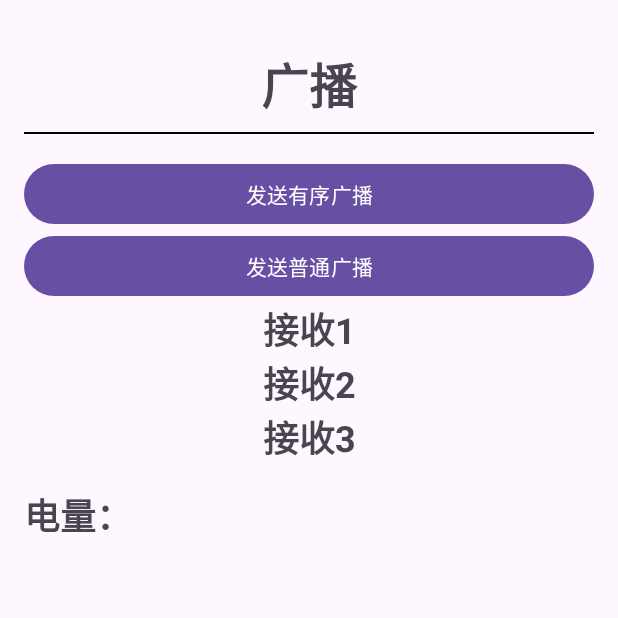
After one commit to NOOB-P/Android_learning, an Android app built with Jetpack Compose: the broadcast screen opened directly, with no data from a screen before it, on a phone screen of 412 x 824 dp, the top half of it. The commit adds this screen. Run offline under Robolectric (Android 15) with nearby library versions, the phone set to English and light mode, and no system bars; network calls fail.

Commit message:
完成第7个案例（广播接收者/收发广播）

```diff
--- a/app/src/main/AndroidManifest.xml
+++ b/app/src/main/AndroidManifest.xml
@@ -15,10 +15,15 @@
         android:supportsRtl="true"
         android:theme="@style/Theme.Android_leraning"
         tools:targetApi="31">
+        <activity
+            android:name=".broadcast"
+            android:exported="false" />
+
         <provider
             android:name=".myContentProvide"
             android:authorities="com.example.android_leraning"
             android:exported="true" />
+
         <activity
             android:name=".data_observer"
             android:exported="false" />
--- a/app/src/main/java/com/example/android_leraning/MainActivity.java
+++ b/app/src/main/java/com/example/android_leraning/MainActivity.java
@@ -58,7 +58,8 @@ public class MainActivity extends AppCompatActivity implements View.OnClickListe
             Intent intent = new Intent(this, data_observer.class);
             startActivity(intent);
         }else if(view.getId() == R.id.Btn_broadcast){
-
+            Intent intent = new Intent(this, broadcast.class);
+            startActivity(intent);
         }else if(view.getId() == R.id.Btn_server){
 
         }
--- /dev/null
+++ b/app/src/main/java/com/example/android_leraning/broadcast.java
@@ -0,0 +1,157 @@
+package com.example.android_leraning;
+
+import android.annotation.SuppressLint;
+import android.content.BroadcastReceiver;
+import android.content.Context;
+import android.content.Intent;
+import android.content.IntentFilter;
+import android.os.BatteryManager;
+import android.os.Bundle;
+import android.os.Handler;
+import android.os.Looper;
+import android.util.Log;
+import android.view.View;
+import android.widget.Toast;
+
+import androidx.activity.EdgeToEdge;
+import androidx.appcompat.app.AppCompatActivity;
+import androidx.core.graphics.Insets;
+import androidx.core.view.ViewCompat;
+import androidx.core.view.WindowInsetsCompat;
+
+import com.example.android_leraning.databinding.ActivityBroadcastBinding;
+
+import kotlinx.coroutines.Delay;
+
+public class broadcast extends AppCompatActivity implements View.OnClickListener {
+
+    ActivityBroadcastBinding binding;
+    MyBatteryReceiver myBatteryReceiver;
+    MyReceiver1 myReceiver1;
+    MyReceiver2 myReceiver2;
+    MyReceiver3 myReceiver3;
+    @SuppressLint("UnspecifiedRegisterReceiverFlag")
+    @Override
+    protected void onCreate(Bundle savedInstanceState) {
+        super.onCreate(savedInstanceState);
+        binding = ActivityBroadcastBinding.inflate(getLayoutInflater());
+        setContentView(binding.getRoot());
+
+        binding.BtnSendBoradcast.setOnClickListener(this);
+        binding.BtnSendOrderBoradcast.setOnClickListener(this);
+
+        myBatteryReceiver = new MyBatteryReceiver();
+        myReceiver1 = new MyReceiver1();
+        myReceiver2 = new MyReceiver2();
+        myReceiver3 = new MyReceiver3();
+
+        //动态注册
+        IntentFilter filterbroadcast = new IntentFilter();
+        filterbroadcast.addAction(Intent.ACTION_BATTERY_CHANGED);
+        filterbroadcast.addAction(Intent.ACTION_BATTERY_OKAY);
+        filterbroadcast.addAction(Intent.ACTION_BATTERY_LOW);
+        registerReceiver(myBatteryReceiver, filterbroadcast);
+
+        IntentFilter filter1 = new IntentFilter();
+        filter1.addAction("my_broadcast");
+        filter1.setPriority(1000);
+        registerReceiver(myReceiver1, filter1);
+
+        IntentFilter filter2 = new IntentFilter();
+        filter2.addAction("my_broadcast");
+        filter2.setPriority(800);
+        registerReceiver(myReceiver2, filter2);
+
+        IntentFilter filter3 = new IntentFilter();
+        filter3.addAction("my_broadcast");
+        filter3.setPriority(500);
+        registerReceiver(myReceiver3, filter3);
+    }
+
+    @Override
+    protected void onDestroy() {
+        super.onDestroy();
+        unregisterReceiver(myBatteryReceiver);
+        unregisterReceiver(myReceiver1);
+        unregisterReceiver(myReceiver2);
+        unregisterReceiver(myReceiver3);
+    }
+
+    @Override
+    public void onClick(View view) {
+
+        if(view.getId() == binding.BtnSendBoradcast.getId()){
+            binding.txt1.setVisibility(View.GONE);
+            binding.txt2.setVisibility(View.GONE);
+            binding.txt3.setVisibility(View.GONE);
+
+            new Handler(Looper.getMainLooper()).postDelayed(() -> {
+                // 延迟2秒后执行
+                Intent intent = new Intent();
+                intent.setAction("my_broadcast");
+                sendBroadcast(intent);
+            }, 1000);
+
+        }else if(view.getId() == binding.BtnSendOrderBoradcast.getId()){
+            binding.txt1.setVisibility(View.GONE);
+            binding.txt2.setVisibility(View.GONE);
+            binding.txt3.setVisibility(View.GONE);
+
+            new Handler(Looper.getMainLooper()).postDelayed(() -> {
+                // 延迟2秒后执行
+                Intent intent = new Intent();
+                intent.setAction("my_broadcast");
+                sendOrderedBroadcast(intent,null);
+            }, 1000);
+        }
+    }
+
+    public class MyReceiver1 extends BroadcastReceiver {
+
+        @Override
+        public void onReceive(Context context, Intent intent) {
+            if(intent.getAction().equals("my_broadcast")){
+                binding.txt1.setVisibility(View.VISIBLE);
+            }
+
+        }
+    }
+
+    public class MyReceiver2 extends BroadcastReceiver {
+
+        @Override
+        public void onReceive(Context context, Intent intent) {
+            if(intent.getAction().equals("my_broadcast")) {
+                binding.txt2.setVisibility(View.VISIBLE);
+                Toast.makeText(context, "2开始截断", Toast.LENGTH_SHORT).show();
+                abortBroadcast();
+            }
+        }
+    }
+    public class MyReceiver3 extends BroadcastReceiver {
+
+        @Override
+        public void onReceive(Context context, Intent intent) {
+            if(intent.getAction().equals("my_broadcast")) {
+                binding.txt3.setVisibility(View.VISIBLE);
+            }
+        }
+    }
+
+    public class MyBatteryReceiver extends BroadcastReceiver{
+
+        @Override
+        public void onReceive(Context context, Intent intent) {
+            int level = intent.getIntExtra(BatteryManager.EXTRA_LEVEL, -1);
+            int scale = intent.getIntExtra(BatteryManager.EXTRA_SCALE, -1);
+            int status = intent.getIntExtra(BatteryManager.EXTRA_STATUS, -1);
+            boolean isCharging = status == BatteryManager.BATTERY_STATUS_CHARGING ||
+                    status == BatteryManager.BATTERY_STATUS_FULL;
+
+            float batteryPct = level * 100 / (float)scale;
+
+            Log.d("Battery", "电量: " + batteryPct + "%，是否充电：" + isCharging);
+            binding.txtBattery.setText("电量: " + batteryPct + "%，是否充电：" + isCharging);
+        }
+    }
+}
--- /dev/null
+++ b/app/src/main/res/layout/activity_broadcast.xml
@@ -0,0 +1,81 @@
+<?xml version="1.0" encoding="utf-8"?>
+<androidx.constraintlayout.widget.ConstraintLayout xmlns:android="http://schemas.android.com/apk/res/android"
+    xmlns:app="http://schemas.android.com/apk/res-auto"
+    xmlns:tools="http://schemas.android.com/tools"
+    android:id="@+id/main"
+    android:layout_width="match_parent"
+    android:layout_height="match_parent"
+    tools:context=".broadcast">
+
+    <LinearLayout
+        android:layout_marginHorizontal="16dp"
+        android:layout_width="match_parent"
+        android:layout_height="match_parent"
+        android:orientation="vertical">
+        <TextView
+            android:layout_width="match_parent"
+            android:layout_height="wrap_content"
+            android:textSize="32sp"
+            android:textStyle="bold"
+            android:gravity="center"
+            android:layout_marginTop="32dp"
+            android:text="广播" />
+        <View
+            android:layout_marginTop="8dp"
+            style="@style/hline" />
+
+        <LinearLayout
+            android:layout_marginTop="16dp"
+            android:layout_width="match_parent"
+            android:layout_height="wrap_content"
+            android:orientation="vertical">
+
+            <Button
+                android:id="@+id/Btn_send_order_boradcast"
+                android:layout_width="match_parent"
+                android:layout_height="wrap_content"
+                android:text="发送有序广播" />
+            <Button
+                android:id="@+id/Btn_send_boradcast"
+                android:layout_width="match_parent"
+                android:layout_height="wrap_content"
+                android:text="发送普通广播" />
+
+            <TextView
+                android:id="@+id/txt_1"
+                android:textSize="24sp"
+                android:gravity="center"
+                android:textStyle="bold"
+                android:layout_width="match_parent"
+                android:layout_height="wrap_content"
+                android:text="接收1" />
+
+            <TextView
+                android:id="@+id/txt_2"
+                android:textSize="24sp"
+                android:gravity="center"
+                android:textStyle="bold"
+                android:layout_width="match_parent"
+                android:layout_height="wrap_content"
+                android:text="接收2" />
+
+            <TextView
+                android:id="@+id/txt3"
+                android:textSize="24sp"
+                android:gravity="center"
+                android:textStyle="bold"
+                android:layout_width="match_parent"
+                android:layout_height="wrap_content"
+                android:text="接收3" />
+        </LinearLayout>
+        <TextView
+            android:layout_marginTop="16dp"
+            android:id="@+id/txt_battery"
+            android:layout_width="match_parent"
+            android:layout_height="wrap_content"
+            android:textSize="24sp"
+            android:textStyle="bold"
+            android:text="电量：" />
+
+    </LinearLayout>
+</androidx.constraintlayout.widget.ConstraintLayout>
```
Also changed, not shown: 2 other files.
